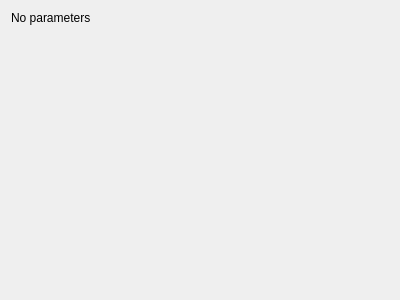
This is mandelbulber2/qt_data/fractal_bristorbrot.ui in buddhi1980/mandelbulber2 as Qt 5 draws it before an edit. The edited form follows.
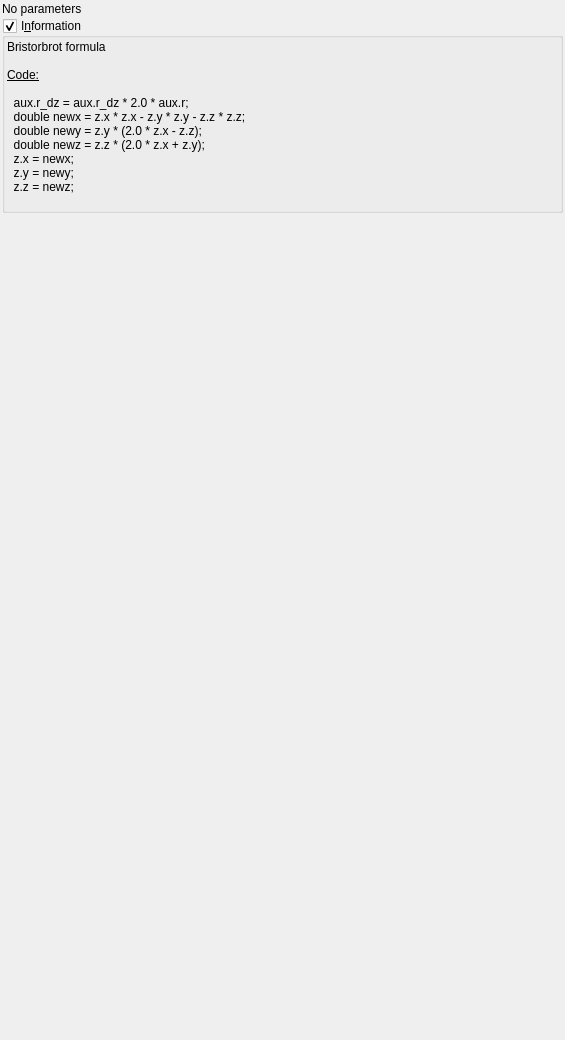
This is the edited form. Custom widgets are drawn as their Qt base class.

Commit message: Corrected EiffieMsltoe formula (now looks properly) Added information boxes for formulas from B to F. Code formated. Reanmed 'Options' tab to 'Global parameters'

The edit to the form file:
```diff
--- a/mandelbulber2/qt_data/fractal_bristorbrot.ui
+++ b/mandelbulber2/qt_data/fractal_bristorbrot.ui
@@ -6,14 +6,29 @@
    <rect>
     <x>0</x>
     <y>0</y>
-    <width>400</width>
-    <height>300</height>
+    <width>565</width>
+    <height>1040</height>
    </rect>
   </property>
   <property name="windowTitle">
    <string>Form</string>
   </property>
   <layout class="QVBoxLayout" name="verticalLayout">
+   <property name="spacing">
+    <number>2</number>
+   </property>
+   <property name="leftMargin">
+    <number>2</number>
+   </property>
+   <property name="topMargin">
+    <number>2</number>
+   </property>
+   <property name="rightMargin">
+    <number>2</number>
+   </property>
+   <property name="bottomMargin">
+    <number>2</number>
+   </property>
    <item>
     <widget class="QLabel" name="label">
      <property name="text">
@@ -21,6 +36,67 @@
      </property>
     </widget>
    </item>
+   <item>
+    <widget class="MyGroupBox" name="groupCheck_info">
+     <property name="title">
+      <string>I&amp;nformation</string>
+     </property>
+     <property name="flat">
+      <bool>false</bool>
+     </property>
+     <property name="checkable">
+      <bool>true</bool>
+     </property>
+     <layout class="QVBoxLayout" name="verticalLayout_2">
+      <property name="spacing">
+       <number>2</number>
+      </property>
+      <property name="leftMargin">
+       <number>2</number>
+      </property>
+      <property name="topMargin">
+       <number>2</number>
+      </property>
+      <property name="rightMargin">
+       <number>2</number>
+      </property>
+      <property name="bottomMargin">
+       <number>2</number>
+      </property>
+      <item>
+       <widget class="QLabel" name="label_4">
+        <property name="text">
+         <string>&lt;!DOCTYPE HTML PUBLIC &quot;-//W3C//DTD HTML 4.0//EN&quot; &quot;http://www.w3.org/TR/REC-html40/strict.dtd&quot;&gt;
+&lt;html&gt;&lt;head&gt;&lt;meta name=&quot;qrichtext&quot; content=&quot;1&quot; /&gt;&lt;style type=&quot;text/css&quot;&gt;
+p, li { white-space: pre-wrap; }
+&lt;/style&gt;&lt;/head&gt;&lt;body&gt;
+&lt;p style=&quot; margin-top:0px; margin-bottom:0px; margin-left:0px; margin-right:0px; -qt-block-indent:0; text-indent:0px;&quot;&gt;Bristorbrot formula&lt;/p&gt;
+&lt;p style=&quot;-qt-paragraph-type:empty; margin-top:0px; margin-bottom:0px; margin-left:0px; margin-right:0px; -qt-block-indent:0; text-indent:0px;&quot;&gt;&lt;br /&gt;&lt;/p&gt;
+&lt;p style=&quot; margin-top:0px; margin-bottom:0px; margin-left:0px; margin-right:0px; -qt-block-indent:0; text-indent:0px;&quot;&gt;&lt;span style=&quot; text-decoration: underline;&quot;&gt;Code:&lt;/span&gt;&lt;/p&gt;
+&lt;p style=&quot;-qt-paragraph-type:empty; margin-top:0px; margin-bottom:0px; margin-left:0px; margin-right:0px; -qt-block-indent:0; text-indent:0px; text-decoration: underline;&quot;&gt;&lt;br /&gt;&lt;/p&gt;
+&lt;p style=&quot; margin-top:0px; margin-bottom:0px; margin-left:0px; margin-right:0px; -qt-block-indent:0; text-indent:0px;&quot;&gt;  aux.r_dz = aux.r_dz * 2.0 * aux.r;&lt;/p&gt;
+&lt;p style=&quot; margin-top:0px; margin-bottom:0px; margin-left:0px; margin-right:0px; -qt-block-indent:0; text-indent:0px;&quot;&gt;  double newx = z.x * z.x - z.y * z.y - z.z * z.z;&lt;/p&gt;
+&lt;p style=&quot; margin-top:0px; margin-bottom:0px; margin-left:0px; margin-right:0px; -qt-block-indent:0; text-indent:0px;&quot;&gt;  double newy = z.y * (2.0 * z.x - z.z);&lt;/p&gt;
+&lt;p style=&quot; margin-top:0px; margin-bottom:0px; margin-left:0px; margin-right:0px; -qt-block-indent:0; text-indent:0px;&quot;&gt;  double newz = z.z * (2.0 * z.x + z.y);&lt;/p&gt;
+&lt;p style=&quot; margin-top:0px; margin-bottom:0px; margin-left:0px; margin-right:0px; -qt-block-indent:0; text-indent:0px;&quot;&gt;  z.x = newx;&lt;/p&gt;
+&lt;p style=&quot; margin-top:0px; margin-bottom:0px; margin-left:0px; margin-right:0px; -qt-block-indent:0; text-indent:0px;&quot;&gt;  z.y = newy;&lt;/p&gt;
+&lt;p style=&quot; margin-top:0px; margin-bottom:0px; margin-left:0px; margin-right:0px; -qt-block-indent:0; text-indent:0px;&quot;&gt;  z.z = newz;&lt;/p&gt;
+&lt;p style=&quot;-qt-paragraph-type:empty; margin-top:0px; margin-bottom:0px; margin-left:0px; margin-right:0px; -qt-block-indent:0; text-indent:0px;&quot;&gt;&lt;br /&gt;&lt;/p&gt;&lt;/body&gt;&lt;/html&gt;</string>
+        </property>
+        <property name="wordWrap">
+         <bool>true</bool>
+        </property>
+        <property name="openExternalLinks">
+         <bool>true</bool>
+        </property>
+        <property name="textInteractionFlags">
+         <set>Qt::LinksAccessibleByMouse|Qt::TextSelectableByMouse</set>
+        </property>
+       </widget>
+      </item>
+     </layout>
+    </widget>
+   </item>
    <item>
     <spacer name="verticalSpacer">
      <property name="orientation">
@@ -36,6 +112,14 @@
    </item>
   </layout>
  </widget>
+ <customwidgets>
+  <customwidget>
+   <class>MyGroupBox</class>
+   <extends>QGroupBox</extends>
+   <header>mygroupbox.h</header>
+   <container>1</container>
+  </customwidget>
+ </customwidgets>
  <resources/>
  <connections/>
 </ui>
```
The commit also changes 17 other files.
